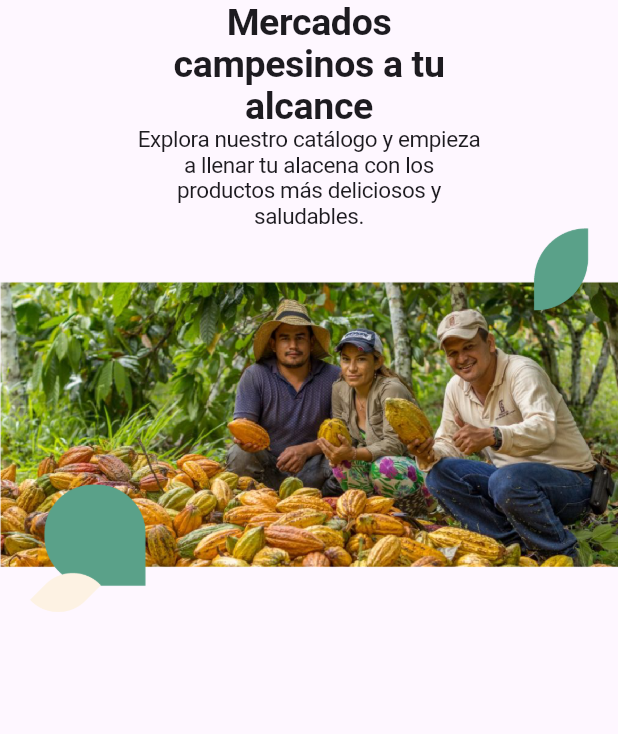
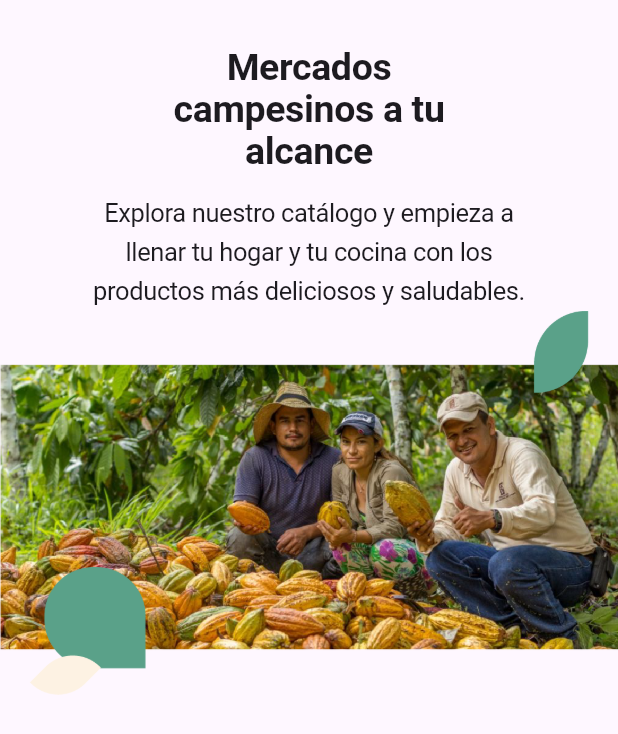
Before and after one commit to ValenciaSebs/agriapp, a Flutter app: the screen it shows after launch, on a phone screen of 412 x 824 dp. Shown: the top 734 px of the screen. Run offline on Flutter 3.47's test engine with Material 3 defaults, Android fonts, the phone set to English and light mode, and no system bars; our stand-ins replace google_fonts.

Commit message:
App Actualizada

```diff
--- a/lib/pantallas/headline.dart
+++ b/lib/pantallas/headline.dart
@@ -1,5 +1,4 @@
 import 'dart:math';
-
 import 'package:flutter/cupertino.dart';
 import 'package:flutter/material.dart';
 import 'package:flutter/widgets.dart';
@@ -14,7 +13,7 @@ class Headline extends StatelessWidget {
     child: Column
     (children: [
 
-      Container(padding:EdgeInsets.only(left: 100, right: 100),
+      Container(padding:EdgeInsets.only(top: 30, bottom: 15, left: 100, right: 100),
         child: Text(
       'Mercados campesinos a tu alcance',
       textAlign: TextAlign.center,
@@ -28,13 +27,13 @@ class Headline extends StatelessWidget {
       ),
 
 
-      Container(padding: EdgeInsets.only(left: 90, right: 90),
+      Container(padding: EdgeInsets.only(left: 55, right: 55),
       child: Text(
-      'Explora nuestro catálogo y empieza a llenar tu alacena con los productos más deliciosos y saludables.',
+      'Explora nuestro catálogo y empieza a llenar tu hogar y tu cocina con los productos más deliciosos y saludables.',
       textAlign: TextAlign.center,
       style: GoogleFonts.encodeSansExpanded(
-      textStyle: Theme.of(context).textTheme.displayLarge,
-      fontSize: 15,
+      textStyle: Theme.of(context).textTheme.displayLarge, height: 1.5,
+      fontSize: 17,
       fontWeight: FontWeight.w400,
       ),
       ),
```
